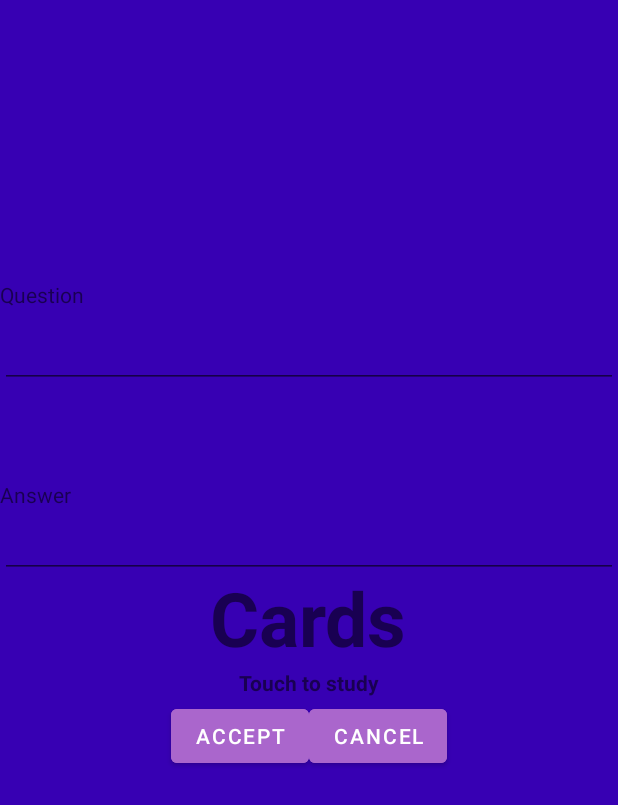
After one commit to frankdelpiero/Moviles, an Android app: the fragment CardEditFragment placed in its activity, on a phone screen of 412 x 824 dp. The commit adds this screen. Shown: the top 805 px of the screen. Run offline under Robolectric (Android 15) with nearby library versions, the phone set to English and light mode, and no system bars; our stand-ins replace Timber, data binding; 5 statements that could not run were skipped.

```diff
--- /dev/null
+++ b/app/src/main/java/es/uam/eps/dadm/cards/CardEditFragment.kt
@@ -0,0 +1,122 @@
+package es.uam.eps.dadm.cards
+
+import android.graphics.drawable.AnimatedStateListDrawable
+import android.os.Bundle
+import android.text.Editable
+import android.text.TextWatcher
+import androidx.fragment.app.Fragment
+import android.view.LayoutInflater
+import android.view.View
+import android.view.ViewGroup
+import androidx.databinding.DataBindingUtil
+import androidx.navigation.findNavController
+import es.uam.eps.dadm.cards.databinding.FragmentCardEditBinding
+import es.uam.eps.dadm.cards.databinding.FragmentCardListBinding
+import timber.log.Timber
+
+// TODO: Rename parameter arguments, choose names that match
+// the fragment initialization parameters, e.g. ARG_ITEM_NUMBER
+private const val ARG_PARAM1 = "param1"
+private const val ARG_PARAM2 = "param2"
+private lateinit var card:Card
+/**
+ * A simple [Fragment] subclass.
+ * Use the [CardEditFragment.newInstance] factory method to
+ * create an instance of this fragment.
+ */
+class CardEditFragment : Fragment() {
+    // TODO: Rename and change types of parameters
+    private var param1: String? = null
+    private var param2: String? = null
+    private lateinit var card:Card
+    lateinit var question:String
+    lateinit var answer:String
+
+    private lateinit var binding:FragmentCardEditBinding
+
+    override fun onStart() {
+        super.onStart()
+        val questionTextWatcher = object: TextWatcher{
+            override fun afterTextChanged(s: Editable?) {
+            }
+            override fun beforeTextChanged(s: CharSequence?, start: Int, count: Int, after: Int) {
+
+            }
+
+            override fun onTextChanged(s: CharSequence?, start: Int, before: Int, count: Int) {
+                question = s.toString()
+            }
+
+        }
+
+        val answerTextWatcher = object:TextWatcher{
+            override fun afterTextChanged(s: Editable?) {
+            }
+            override fun beforeTextChanged(s: CharSequence?, start: Int, count: Int, after: Int) {
+
+            }
+
+            override fun onTextChanged(s: CharSequence?, start: Int, before: Int, count: Int) {
+                answer = s.toString()
+            }
+        }
+        binding.questionText.addTextChangedListener(questionTextWatcher) // Cambio el nombre de la pregunta
+        binding.answerText.addTextChangedListener(answerTextWatcher) // Cambiamos la respuesta
+        binding.acceptButton.setOnClickListener{
+            card.question = question
+            card.answer = answer
+            it.findNavController()
+                .navigate(CardEditFragmentDirections.actionCardEditFragmentToCardListFragment())
+
+        }
+
+        binding.cancelButton.setOnClickListener{
+            it.findNavController()
+                .navigate(CardEditFragmentDirections.actionCardEditFragmentToCardListFragment())
+        }
+
+    }
+    override fun onCreate(savedInstanceState: Bundle?) {
+        super.onCreate(savedInstanceState)
+        arguments?.let {
+            param1 = it.getString(ARG_PARAM1)
+            param2 = it.getString(ARG_PARAM2)
+        }
+    }
+
+    override fun onCreateView(inflater: LayoutInflater, container: ViewGroup?,
+                              savedInstanceState: Bundle?): View? {
+        // Inflate the layout for this fragment
+        binding = DataBindingUtil.inflate<FragmentCardEditBinding>(
+            inflater,
+            R.layout.fragment_card_edit,
+            container,
+            false)
+        val args = CardEditFragmentArgs.fromBundle(requireArguments())
+        card = CardsApplication.getCard(args.cardId)
+        binding.card = card
+        question = card.question
+        answer = card.answer
+        return binding.root
+    }
+
+    companion object {
+        /**
+         * Use this factory method to create a new instance of
+         * this fragment using the provided parameters.
+         *
+         * @param param1 Parameter 1.
+         * @param param2 Parameter 2.
+         * @return A new instance of fragment CardEditFragment.
+         */
+        // TODO: Rename and change types and number of parameters
+        @JvmStatic
+        fun newInstance(param1: String, param2: String) =
+                CardEditFragment().apply {
+                    arguments = Bundle().apply {
+                        putString(ARG_PARAM1, param1)
+                        putString(ARG_PARAM2, param2)
+                    }
+                }
+    }
+}
--- /dev/null
+++ b/app/src/main/res/layout/fragment_card_edit.xml
@@ -0,0 +1,90 @@
+<?xml version="1.0" encoding="utf-8"?>
+<layout xmlns:android="http://schemas.android.com/apk/res/android">
+
+    <data>
+        <import type="android.view.View"/>
+        <variable
+            name="card"
+            type="es.uam.eps.dadm.cards.Card" />
+    </data>
+
+    <RelativeLayout
+        android:layout_width="wrap_content"
+        android:layout_height="wrap_content">
+
+        <TextView
+            android:id="@+id/IDcard"
+            android:layout_width="match_parent"
+            android:layout_height="wrap_content"
+            android:layout_marginTop="80px"
+            android:text="@{card.id}"
+            />
+
+        <TextView
+            android:layout_width="match_parent"
+            android:layout_height="wrap_content"
+            android:layout_marginTop="180px"
+            android:textSize="20dp"
+            android:layout_marginStart="140px"
+            android:textColor="@color/teal_200"
+            android:text="@{card.date.substring(0,10)}"
+            />
+        <TextView
+            android:layout_width="match_parent"
+            android:layout_height="wrap_content"
+            android:layout_marginTop="280px"
+            android:text="@string/question"
+            />
+        <com.google.android.material.textfield.TextInputEditText
+            android:id="@+id/questionText"
+            android:layout_width="match_parent"
+            android:layout_height="wrap_content"
+            android:layout_marginTop="320px"
+            android:inputType="text"
+            />
+
+        <TextView
+            android:layout_width="match_parent"
+            android:layout_height="wrap_content"
+            android:layout_marginTop="480px"
+            android:text="@string/answer" />
+
+        <com.google.android.material.textfield.TextInputEditText
+            android:id="@+id/answerText"
+            android:layout_width="433dp"
+            android:layout_height="wrap_content"
+            android:layout_marginTop="510px"
+
+            android:inputType="text" />
+
+        <LinearLayout
+            android:id="@+id/acceptCancelButton"
+            android:layout_width="match_parent"
+            android:layout_height="wrap_content"
+            android:layout_marginTop="700px"
+            android:gravity="center">
+            <Button
+                android:id="@+id/acceptButton"
+                android:layout_width="wrap_content"
+                android:layout_height="wrap_content"
+                android:text="@string/acceptButton"
+                android:backgroundTint="@android:color/holo_purple">
+            </Button>
+
+            <Button
+                android:id="@+id/cancel_button"
+                android:layout_width="wrap_content"
+                android:layout_height="wrap_content"
+                android:text="@string/cancelButton"
+                android:backgroundTint="@android:color/holo_purple">
+            </Button>
+
+
+
+        </LinearLayout>
+
+
+    </RelativeLayout>
+
+
+</layout>
--- a/app/src/main/res/layout/list_item_card.xml
+++ b/app/src/main/res/layout/list_item_card.xml
@@ -93,7 +93,7 @@
             android:layout_below="@id/list_item_answer"
             android:visibility="invisible"
             android:layout_centerInParent="true"
-            android:text="show less">
+            android:text="@string/showLess">
 
         </Button>
 
--- a/app/src/main/res/navigation/navigation.xml
+++ b/app/src/main/res/navigation/navigation.xml
@@ -27,6 +27,22 @@
         <action
             android:id="@+id/action_cardListFragment_to_studyFragment2"
             app:destination="@id/studyFragment2" />
+        <action
+            android:id="@+id/action_cardListFragment_to_cardEditFragment"
+            app:destination="@id/cardEditFragment" />
+    </fragment>
+    <fragment
+        android:id="@+id/cardEditFragment"
+        android:name="es.uam.eps.dadm.cards.CardEditFragment"
+        android:label="CardEditFragment">
+        <argument
+            android:name="cardId"
+            app:argType="string" />
+        <action
+            android:id="@+id/action_cardEditFragment_to_cardListFragment"
+            app:destination="@id/cardListFragment"
+            app:popUpTo="@id/cardListFragment"
+            app:popUpToInclusive="true" />
     </fragment>
 
 </navigation>
--- a/app/src/main/res/values/strings.xml
+++ b/app/src/main/res/values/strings.xml
@@ -11,7 +11,12 @@
     <string name="subtitle_text">Touch to study</string>
     <string name="buttonQuestion">STUDY</string>
     <string name="showMore">Show More</string>
-
+    <string name="showLess">Show Less</string>
+    <string name="hello_blank_fragment">Hello blank fragment</string>
+    <string name="question">Question</string>
+    <string name="answer">Answer</string>
+    <string name="acceptButton">Accept</string>
+    <string name="cancelButton">Cancel</string>
 
 
 </resources>
--- a/build.gradle
+++ b/build.gradle
@@ -9,7 +9,7 @@
     dependencies {
         classpath "com.android.tools.build:gradle:4.1.2"
         classpath "org.jetbrains.kotlin:kotlin-gradle-plugin:$kotlin_version"
-
+        classpath "androidx.navigation:navigation-safe-args-gradle-plugin:$navigationVersion"
         // NOTE: Do not place your application dependencies here; they belong
         // in the individual module build.gradle files
     }
```
Also changed, not shown: app/build.gradle (+4 -4 lines), app/src/main/java/es/uam/eps/dadm/cards/CardAdapter.kt (+11 -1 lines), app/src/main/java/es/uam/eps/dadm/cards/CardsApplication.kt (+9 -1 lines), gradle/wrapper/gradle-wrapper.properties, 1 other file.
